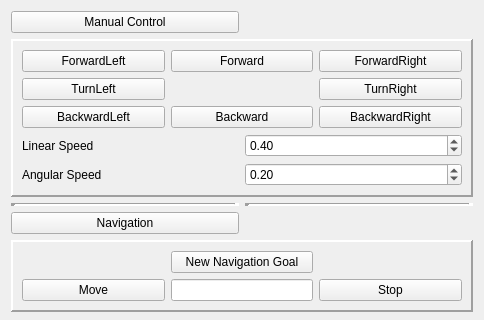
Above: software/modules/dualarmhuskydirector/ui/ddHuskyNavigationPanel.ui from patmarion/oh-distro before the change; both pictures show x 0 to 484 and y 0 to 320 of the 484 by 1030 pixel window. Below: the same form after it.
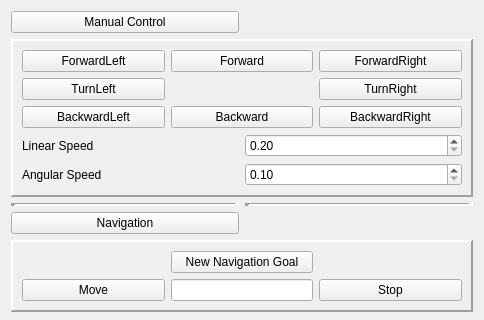
That is the form after the change.

Commit message: Reduce default speed

What changed in the file:
```diff
--- a/software/modules/dualarmhuskydirector/ui/ddHuskyNavigationPanel.ui
+++ b/software/modules/dualarmhuskydirector/ui/ddHuskyNavigationPanel.ui
@@ -132,7 +132,7 @@
            <double>0.100000000000000</double>
           </property>
           <property name="value">
-           <double>0.400000000000000</double>
+           <double>0.200000000000000</double>
           </property>
          </widget>
         </item>
@@ -155,7 +155,7 @@
            <double>0.050000000000000</double>
           </property>
           <property name="value">
-           <double>0.200000000000000</double>
+           <double>0.100000000000000</double>
           </property>
          </widget>
         </item>
```
